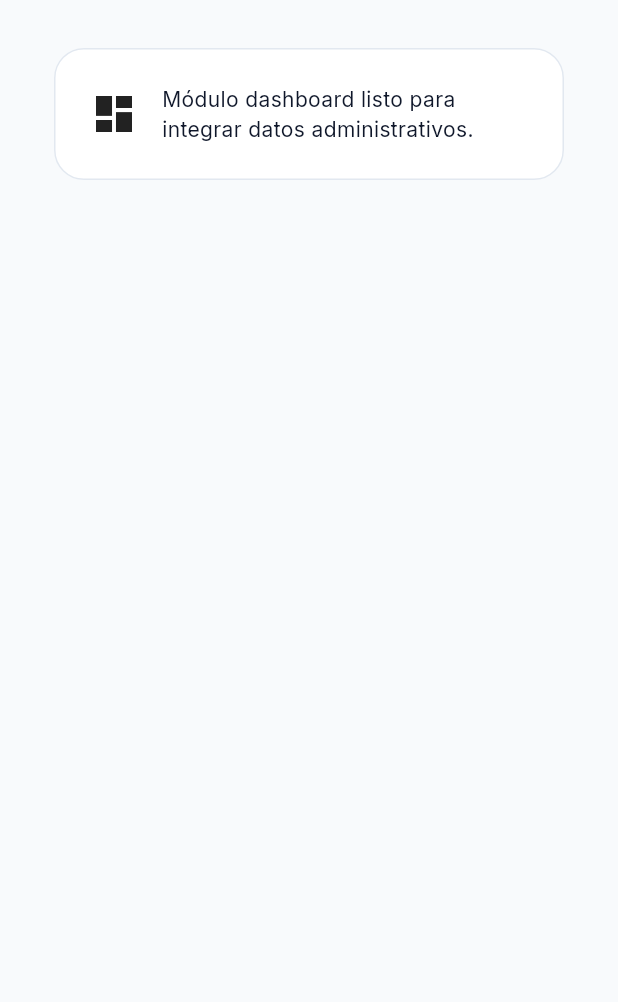
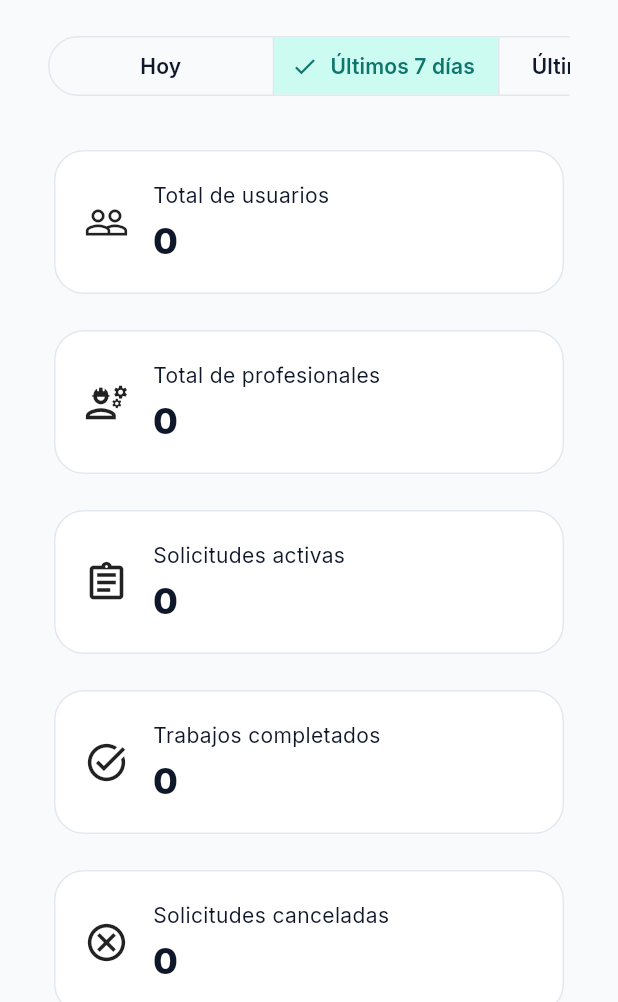
Before and after one commit to pabloumana81-star/linko, a Flutter app: the AdminShellScreen screen opened directly with empty values, on a phone screen of 412 x 824 dp, the part 234-1236 px from its top. Run offline on Flutter 3.47's test engine with Material 3 defaults, Android fonts, the phone set to English and light mode, and no system bars; our stand-ins replace flutter_riverpod, go_router, supabase_flutter; accounts and stored records are empty.

Commit message:
Add admin dashboard

```diff
--- /dev/null
+++ b/lib/features/admin/domain/admin_dashboard.dart
@@ -0,0 +1,71 @@
+enum AdminDashboardRange {
+  today('Hoy', Duration(days: 1)),
+  last7Days('Últimos 7 días', Duration(days: 7)),
+  last30Days('Últimos 30 días', Duration(days: 30));
+
+  const AdminDashboardRange(this.label, this.duration);
+
+  final String label;
+  final Duration duration;
+}
+
+class AdminDashboardMetrics {
+  const AdminDashboardMetrics({
+    required this.totalUsers,
+    required this.totalProfessionals,
+    required this.activeRequests,
+    required this.completedJobs,
+    required this.cancelledRequests,
+    required this.averageRating,
+  });
+
+  final int totalUsers;
+  final int totalProfessionals;
+  final int activeRequests;
+  final int completedJobs;
+  final int cancelledRequests;
+  final double averageRating;
+
+  bool get isEmpty =>
+      totalUsers == 0 &&
+      totalProfessionals == 0 &&
+      activeRequests == 0 &&
+      completedJobs == 0 &&
+      cancelledRequests == 0 &&
+      averageRating == 0;
+}
+
+enum AdminActivityType {
+  userRegistered,
+  professionalCreated,
+  requestCreated,
+  quotationSent,
+  jobCompleted,
+  reportOpened,
+}
+
+class AdminActivity {
+  const AdminActivity({
+    required this.id,
+    required this.type,
+    required this.title,
+    required this.timestamp,
+  });
+
+  final String id;
+  final AdminActivityType type;
+  final String title;
+  final DateTime timestamp;
+}
+
+class AdminDashboardSnapshot {
+  const AdminDashboardSnapshot({
+    required this.metrics,
+    required this.activities,
+  });
+
+  final AdminDashboardMetrics metrics;
+  final List<AdminActivity> activities;
+
+  bool get isEmpty => metrics.isEmpty && activities.isEmpty;
+}
--- /dev/null
+++ b/lib/features/admin/domain/admin_dashboard_repository.dart
@@ -0,0 +1,5 @@
+import 'package:linko/features/admin/domain/admin_dashboard.dart';
+
+abstract interface class AdminDashboardRepository {
+  Future<AdminDashboardSnapshot> loadDashboard(AdminDashboardRange range);
+}
--- /dev/null
+++ b/lib/features/admin/presentation/admin_dashboard_providers.dart
@@ -0,0 +1,40 @@
+import 'package:flutter_riverpod/flutter_riverpod.dart';
+import 'package:linko/core/backend/backend_config.dart';
+import 'package:linko/core/backend/backend_providers.dart';
+import 'package:linko/features/admin/data/mock_admin_dashboard_repository.dart';
+import 'package:linko/features/admin/data/supabase_admin_dashboard_repository.dart';
+import 'package:linko/features/admin/domain/admin_dashboard.dart';
+import 'package:linko/features/admin/domain/admin_dashboard_repository.dart';
+
+final adminDashboardRepositoryProvider = Provider<AdminDashboardRepository>((
+  ref,
+) {
+  final repositories = ref.watch(backendRepositoriesProvider);
+  if (repositories.mode == BackendMode.mock) {
+    return MockAdminDashboardRepository(repositories.mvpCompatibilityRequests);
+  }
+  final client = ref.watch(supabaseClientProvider);
+  if (client == null) {
+    throw StateError(
+      'Supabase no está disponible para el panel administrativo.',
+    );
+  }
+  return SupabaseAdminDashboardRepository(client);
+});
+
+final adminDashboardRangeProvider =
+    NotifierProvider<AdminDashboardRangeController, AdminDashboardRange>(
+      AdminDashboardRangeController.new,
+    );
+
+class AdminDashboardRangeController extends Notifier<AdminDashboardRange> {
+  @override
+  AdminDashboardRange build() => AdminDashboardRange.last7Days;
+
+  void select(AdminDashboardRange range) => state = range;
+}
+
+final adminDashboardProvider = FutureProvider<AdminDashboardSnapshot>((ref) {
+  final range = ref.watch(adminDashboardRangeProvider);
+  return ref.watch(adminDashboardRepositoryProvider).loadDashboard(range);
+});
--- /dev/null
+++ b/lib/features/admin/presentation/admin_dashboard_screen.dart
@@ -0,0 +1,290 @@
+import 'package:flutter/material.dart';
+import 'package:flutter_riverpod/flutter_riverpod.dart';
+import 'package:linko/features/admin/domain/admin_dashboard.dart';
+import 'package:linko/features/admin/presentation/admin_dashboard_providers.dart';
+
+class AdminDashboardScreen extends ConsumerWidget {
+  const AdminDashboardScreen({super.key});
+
+  @override
+  Widget build(BuildContext context, WidgetRef ref) {
+    final selectedRange = ref.watch(adminDashboardRangeProvider);
+    final dashboard = ref.watch(adminDashboardProvider);
+    return SafeArea(
+      child: SingleChildScrollView(
+        padding: const EdgeInsets.all(32),
+        child: Align(
+          alignment: Alignment.topLeft,
+          child: ConstrainedBox(
+            constraints: const BoxConstraints(maxWidth: 1120),
+            child: Column(
+              crossAxisAlignment: CrossAxisAlignment.start,
+              children: [
+                Text(
+                  'Dashboard',
+                  key: const ValueKey('admin-section-dashboard'),
+                  style: Theme.of(context).textTheme.headlineMedium?.copyWith(
+                    fontWeight: FontWeight.w800,
+                  ),
+                ),
+                const SizedBox(height: 8),
+                Text(
+                  'Resumen operativo de LinkO.',
+                  style: Theme.of(context).textTheme.bodyLarge?.copyWith(
+                    color: Theme.of(context).colorScheme.onSurfaceVariant,
+                  ),
+                ),
+                const SizedBox(height: 20),
+                SingleChildScrollView(
+                  scrollDirection: Axis.horizontal,
+                  child: SegmentedButton<AdminDashboardRange>(
+                    key: const ValueKey('admin-dashboard-range-filter'),
+                    segments: [
+                      for (final range in AdminDashboardRange.values)
+                        ButtonSegment(value: range, label: Text(range.label)),
+                    ],
+                    selected: {selectedRange},
+                    onSelectionChanged: (selection) => ref
+                        .read(adminDashboardRangeProvider.notifier)
+                        .select(selection.single),
+                  ),
+                ),
+                const SizedBox(height: 28),
+                dashboard.when(
+                  loading: () => const _DashboardLoading(),
+                  error: (error, stackTrace) => _DashboardError(
+                    onRetry: () => ref.invalidate(adminDashboardProvider),
+                  ),
+                  data: (snapshot) => snapshot.isEmpty
+                      ? const _DashboardEmpty()
+                      : _DashboardContent(snapshot: snapshot),
+                ),
+              ],
+            ),
+          ),
+        ),
+      ),
+    );
+  }
+}
+
+class _DashboardContent extends StatelessWidget {
+  const _DashboardContent({required this.snapshot});
+
+  final AdminDashboardSnapshot snapshot;
+
+  @override
+  Widget build(BuildContext context) {
+    final metrics = snapshot.metrics;
+    final cards = [
+      ('Total de usuarios', '${metrics.totalUsers}', Icons.people_outline),
+      (
+        'Total de profesionales',
+        '${metrics.totalProfessionals}',
+        Icons.engineering_outlined,
+      ),
+      (
+        'Solicitudes activas',
+        '${metrics.activeRequests}',
+        Icons.assignment_outlined,
+      ),
+      ('Trabajos completados', '${metrics.completedJobs}', Icons.task_alt),
+      (
+        'Solicitudes canceladas',
+        '${metrics.cancelledRequests}',
+        Icons.cancel_outlined,
+      ),
+      (
+        'Calificación promedio',
+        metrics.averageRating.toStringAsFixed(1),
+        Icons.star_outline,
+      ),
+    ];
+    return Column(
+      crossAxisAlignment: CrossAxisAlignment.start,
+      children: [
+        LayoutBuilder(
+          builder: (context, constraints) {
+            final columns = constraints.maxWidth >= 900
+                ? 3
+                : constraints.maxWidth >= 560
+                ? 2
+                : 1;
+            final width = (constraints.maxWidth - (columns - 1) * 16) / columns;
+            return Wrap(
+              spacing: 16,
+              runSpacing: 16,
+              children: [
+                for (final card in cards)
+                  SizedBox(
+                    width: width,
+                    child: _MetricCard(
+                      label: card.$1,
+                      value: card.$2,
+                      icon: card.$3,
+                    ),
+                  ),
+              ],
+            );
+          },
+        ),
+        const SizedBox(height: 32),
+        Text(
+          'Actividad reciente',
+          style: Theme.of(
+            context,
+          ).textTheme.titleLarge?.copyWith(fontWeight: FontWeight.w700),
+        ),
+        const SizedBox(height: 12),
+        if (snapshot.activities.isEmpty)
+          const Card(
+            child: Padding(
+              padding: EdgeInsets.all(24),
+              child: Text('No hay actividad reciente en este período.'),
+            ),
+          )
+        else
+          Card(
+            clipBehavior: Clip.antiAlias,
+            child: ListView.separated(
+              shrinkWrap: true,
+              physics: const NeverScrollableScrollPhysics(),
+              itemCount: snapshot.activities.length,
+              separatorBuilder: (_, _) => const Divider(height: 1),
+              itemBuilder: (context, index) =>
+                  _ActivityTile(activity: snapshot.activities[index]),
+            ),
+          ),
+      ],
+    );
+  }
+}
+
+class _MetricCard extends StatelessWidget {
+  const _MetricCard({
+    required this.label,
+    required this.value,
+    required this.icon,
+  });
+
+  final String label;
+  final String value;
+  final IconData icon;
+
+  @override
+  Widget build(BuildContext context) {
+    return Card(
+      child: Padding(
+        padding: const EdgeInsets.all(20),
+        child: Row(
+          children: [
+            Icon(icon, size: 30),
+            const SizedBox(width: 16),
+            Expanded(
+              child: Column(
+                crossAxisAlignment: CrossAxisAlignment.start,
+                children: [
+                  Text(label),
+                  const SizedBox(height: 4),
+                  Text(
+                    value,
+                    key: ValueKey('admin-metric-$label'),
+                    style: Theme.of(context).textTheme.headlineSmall?.copyWith(
+                      fontWeight: FontWeight.w800,
+                    ),
+                  ),
+                ],
+              ),
+            ),
+          ],
+        ),
+      ),
+    );
+  }
+}
+
+class _ActivityTile extends StatelessWidget {
+  const _ActivityTile({required this.activity});
+
+  final AdminActivity activity;
+
+  @override
+  Widget build(BuildContext context) {
+    return ListTile(
+      leading: Icon(_icon(activity.type)),
+      title: Text(activity.title),
+      subtitle: Text(_dateLabel(activity.timestamp)),
+    );
+  }
+
+  IconData _icon(AdminActivityType type) => switch (type) {
+    AdminActivityType.userRegistered => Icons.person_add_outlined,
+    AdminActivityType.professionalCreated => Icons.engineering_outlined,
+    AdminActivityType.requestCreated => Icons.assignment_add,
+    AdminActivityType.quotationSent => Icons.request_quote_outlined,
+    AdminActivityType.jobCompleted => Icons.task_alt,
+    AdminActivityType.reportOpened => Icons.flag_outlined,
+  };
+
+  String _dateLabel(DateTime timestamp) {
+    final local = timestamp.toLocal();
+    return '${local.day.toString().padLeft(2, '0')}/'
+        '${local.month.toString().padLeft(2, '0')}/${local.year} · '
+        '${local.hour.toString().padLeft(2, '0')}:'
+        '${local.minute.toString().padLeft(2, '0')}';
+  }
+}
+
+class _DashboardLoading extends StatelessWidget {
+  const _DashboardLoading();
+
+  @override
+  Widget build(BuildContext context) => const Center(
+    child: Padding(
+      padding: EdgeInsets.all(48),
+      child: CircularProgressIndicator(
+        key: ValueKey('admin-dashboard-loading'),
+      ),
+    ),
+  );
+}
+
+class _DashboardEmpty extends StatelessWidget {
+  const _DashboardEmpty();
+
+  @override
+  Widget build(BuildContext context) => const Center(
+    child: Padding(
+      padding: EdgeInsets.all(48),
+      child: Column(
+        children: [
+          Icon(Icons.inbox_outlined, size: 48),
+          SizedBox(height: 12),
+          Text('No hay datos para este período.'),
+        ],
+      ),
+    ),
+  );
+}
+
+class _DashboardError extends StatelessWidget {
+  const _DashboardError({required this.onRetry});
+
+  final VoidCallback onRetry;
+
+  @override
+  Widget build(BuildContext context) => Center(
+    child: Padding(
+      padding: const EdgeInsets.all(48),
+      child: Column(
+        children: [
+          const Icon(Icons.error_outline, size: 48),
+          const SizedBox(height: 12),
+          const Text('No pudimos cargar el dashboard.'),
+          const SizedBox(height: 12),
+          OutlinedButton(onPressed: onRetry, child: const Text('Reintentar')),
+        ],
+      ),
+    ),
+  );
+}
--- a/lib/features/admin/presentation/admin_shell_screen.dart
+++ b/lib/features/admin/presentation/admin_shell_screen.dart
@@ -1,6 +1,7 @@
 import 'package:flutter/material.dart';
 import 'package:go_router/go_router.dart';
 import 'package:linko/features/admin/domain/admin_section.dart';
+import 'package:linko/features/admin/presentation/admin_dashboard_screen.dart';
 
 class AdminShellScreen extends StatelessWidget {
   const AdminShellScreen({required this.section, super.key});
@@ -22,7 +23,11 @@ class AdminShellScreen extends StatelessWidget {
           body: Row(
             children: [
               if (desktop) _AdminNavigationRail(section: section),
-              Expanded(child: _AdminSectionContent(section: section)),
+              Expanded(
+                child: section == AdminSection.dashboard
+                    ? const AdminDashboardScreen()
+                    : _AdminSectionContent(section: section),
+              ),
             ],
           ),
         );
```
Also changed, not shown: lib/features/admin/data/mock_admin_dashboard_repository.dart (added, +133 -0 lines), lib/features/admin/data/supabase_admin_dashboard_repository.dart (added, +45 -0 lines), 4 other files.
